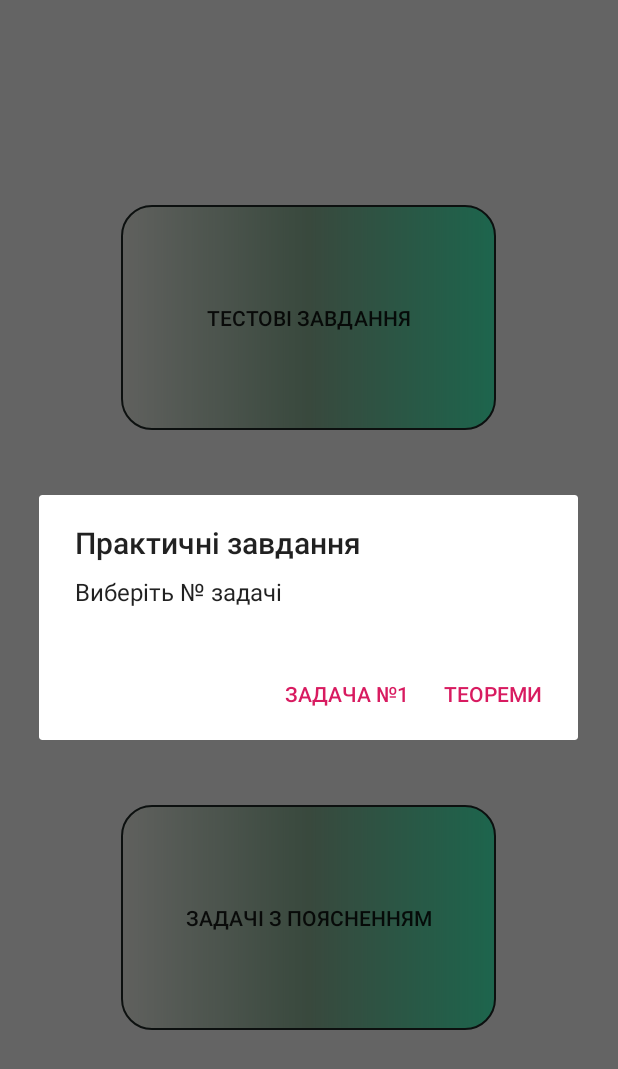
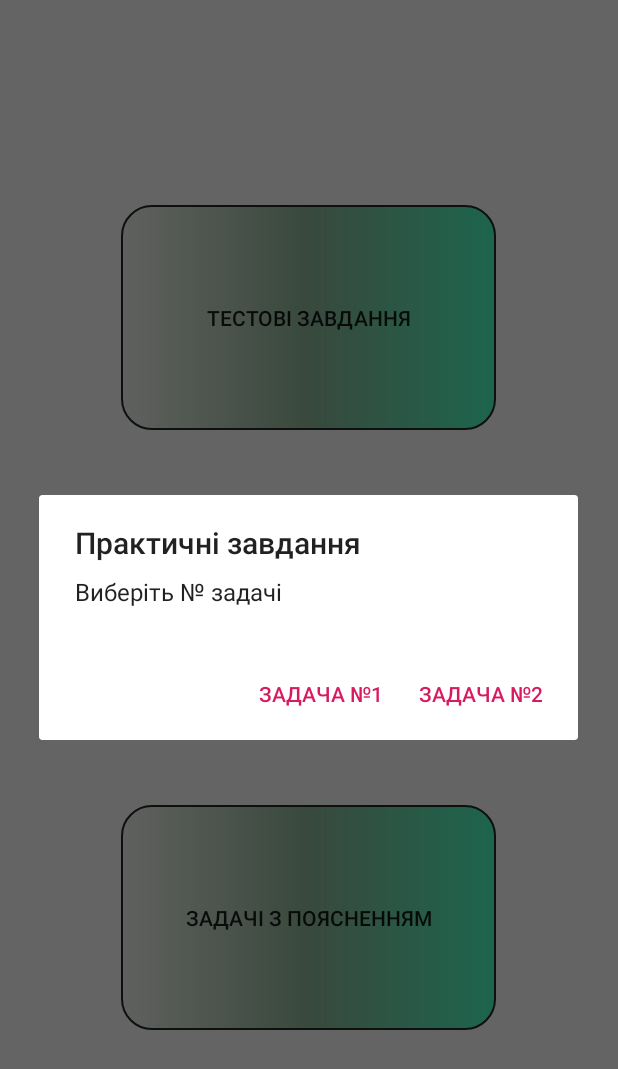
Before and after one commit to SYVYUA/Logic_of_utterances, an Android app: the LearningActivity screen opened directly, with no data from a screen before it, after a tap on "ПРАКТИЧНІ ЗАВДАННЯ", on a phone screen of 412 x 824 dp. Shown: the top 1069 px of the screen. Run offline under Robolectric (Android 15) with nearby library versions, the phone set to English and light mode, and no system bars.

Commit message:
table for method 3

```diff
--- a/app/src/main/java/com/e/diplomamaster/learning/LearningActivity.java
+++ b/app/src/main/java/com/e/diplomamaster/learning/LearningActivity.java
@@ -22,15 +22,12 @@
     AlertDialog.Builder ad, ad1;
     Context context;
 
-
-
     @Override
     protected void onCreate(Bundle savedInstanceState) {
         super.onCreate(savedInstanceState);
         setContentView(R.layout.activity_learning);
 
         context = LearningActivity.this;
-
         ad = new AlertDialog.Builder(context);
         ad.setTitle(R.string.practProblem);
         ad.setMessage(R.string.choiseProblem);
@@ -72,7 +69,7 @@
             }
         });
 
-        ad1.setPositiveButton(R.string.problem_2, new DialogInterface.OnClickListener() {
+        ad1.setPositiveButton(R.string.problem_3, new DialogInterface.OnClickListener() {
             @Override
             public void onClick(DialogInterface dialog, int which) {
                 intent = new Intent(LearningActivity.this, ExerciseWithExplain2.class);
--- a/app/src/main/res/values/strings.xml
+++ b/app/src/main/res/values/strings.xml
@@ -87,7 +87,9 @@
     <string name="practProblem">Практичні завдання</string>
     <string name="choiseProblem">Виберіть № задачі</string>
     <string name="problem_1">Задача №1</string>
-    <string name="problem_2">Теореми</string>
+    <string name="problem_2">Задача №2</string>
+    <string name="problem_3">Теореми</string>
+
     <!--Для переходу до нових завдань і меню-->
     <string name="not_choise">Ви нічого не вибрали</string>
     <string name="return_to_menu">Повернутися до головного меню.</string>
```
Also changed, not shown: 1 other file.
